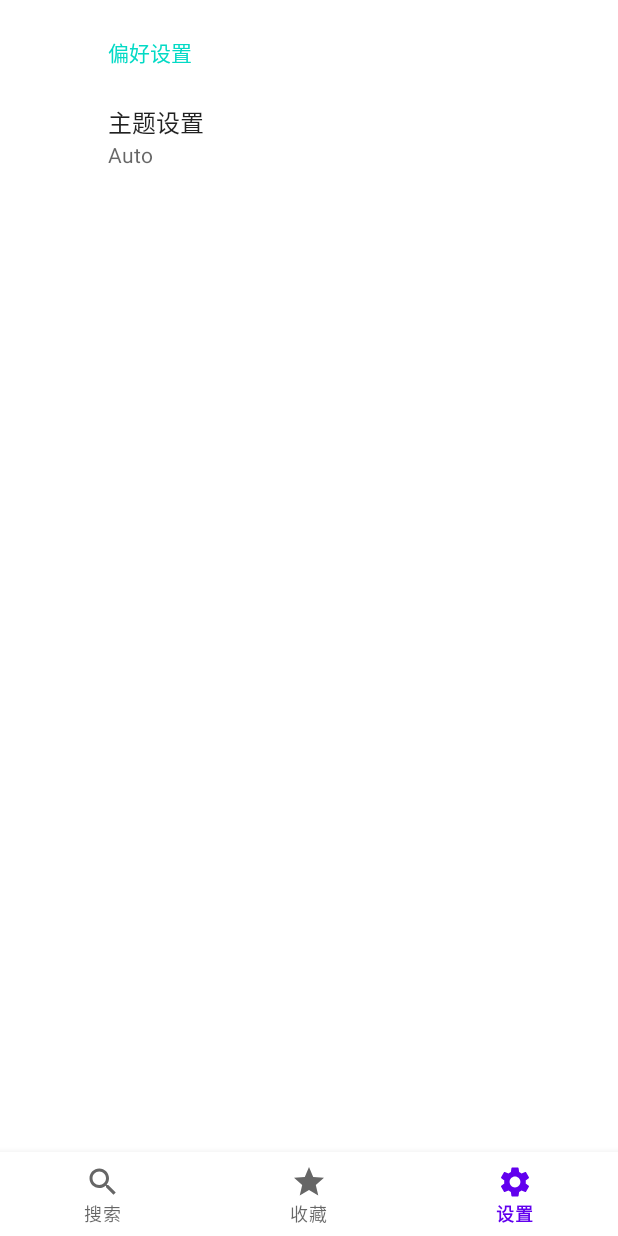
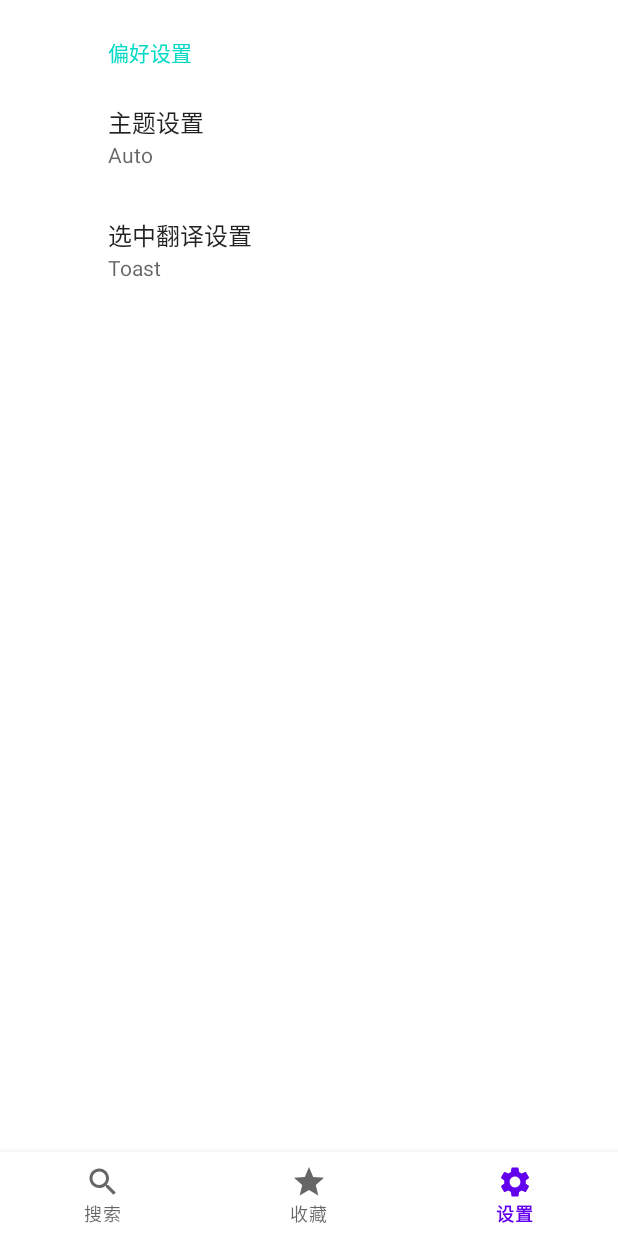
Before and after one commit to chenx6/easydict, an Android app: the screen it shows after launch (MainActivity), item 3 of the bottom bar chosen, on a phone screen of 412 x 824 dp. Run offline under Robolectric (Android 15) with nearby library versions, the phone set to English and light mode, and no system bars; our stand-ins replace Room's generated code, androidx.preference.

Commit message:
add more options to show the selected translation

```diff
--- a/app/src/main/res/values/arrays.xml
+++ b/app/src/main/res/values/arrays.xml
@@ -11,4 +11,14 @@
         <item>dark</item>
         <item>auto</item>
     </string-array>
+
+    <string-array name="result_show_entries">
+        <item>Toast</item>
+        <item>Float</item>
+    </string-array>
+
+    <string-array name="result_show_values">
+        <item>toast</item>
+        <item>float</item>
+    </string-array>
 </resources>
--- a/app/src/main/res/values/strings.xml
+++ b/app/src/main/res/values/strings.xml
@@ -11,4 +11,5 @@
     <string name="favorite">收藏</string>
     <!-- TODO: Remove or change this placeholder text -->
     <string name="hello_blank_fragment">Hello blank fragment</string>
+    <string name="close_window">Close window</string>
 </resources>
--- a/app/src/main/res/xml/root_preferences.xml
+++ b/app/src/main/res/xml/root_preferences.xml
@@ -10,6 +10,14 @@
             app:title="主题设置"
             app:useSimpleSummaryProvider="true" />
 
+        <ListPreference
+            app:key="result_show"
+            app:title="选中翻译设置"
+            app:entries="@array/result_show_entries"
+            app:entryValues="@array/result_show_values"
+            app:defaultValue="toast"
+            app:useSimpleSummaryProvider="true"/>
+
     </PreferenceCategory>
 
 </PreferenceScreen>
```
Also changed, not shown: app/src/main/java/org/chenx6/easydict/SelectedTextProcessActivity.kt (+25 -4 lines), app/src/main/res/drawable/ic_baseline_close_24.xml (added, +10 -0 lines), app/src/main/res/layout/activity_selected_text_process.xml (+60 -0 lines).
